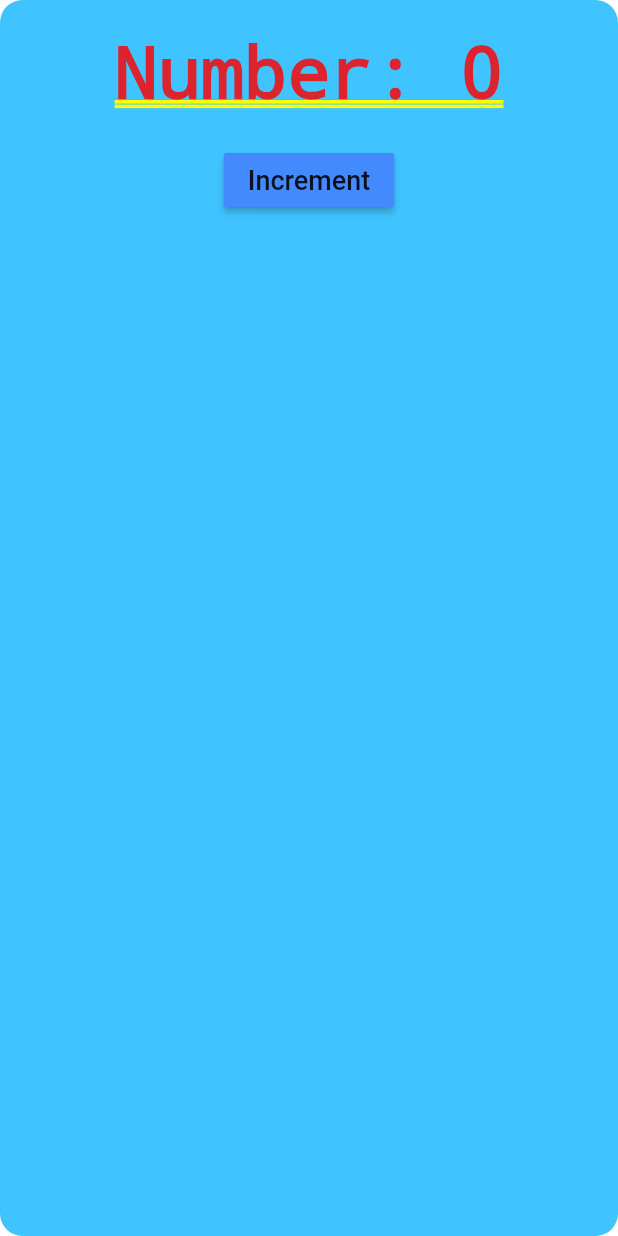
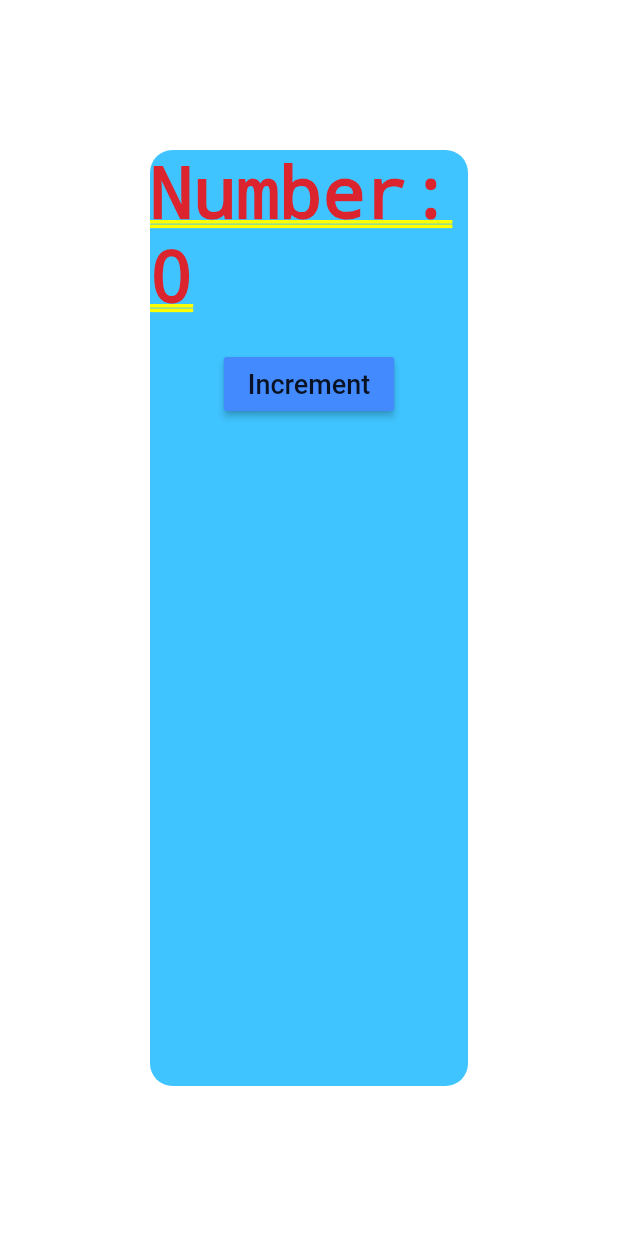
Before and after one commit to chrisjeremy84/PRACTICE-flutter_web, a Flutter app: the screen it shows after launch, on a phone screen of 412 x 824 dp. Run offline on Flutter 3.47's test engine with Material 2 defaults, Android fonts, the phone set to English and light mode, and no system bars; missing offline and left inert: dart:js.

Commit message:
Riverpod training starting

```diff
--- a/lib/main.dart
+++ b/lib/main.dart
@@ -34,7 +34,6 @@ class MyApp extends StatelessWidget {
 }
 
 //STEPS TO USE PROVIDER - SET MANAGEMENT PACKAGE
-
 //1 - Creating Provider
 class NumberOfClicks extends ChangeNotifier {
 //2 - Creating variable that is required throughout the app
@@ -63,10 +62,11 @@ class HomePage extends StatelessWidget {
     return StatefulBuilder(
         builder: (context, setState) => MaterialApp(
               title: "State management Test",
-              home: Container(
+              home: Padding(
+                padding: const EdgeInsets.all(100.0),
+                child: Container(
                   width: MediaQuery.of(context).size.width * 0.8,
                   height: MediaQuery.of(context).size.height * 0.8,
-                padding: EdgeInsets.all(20.0),
                   decoration: BoxDecoration(
                       borderRadius: BorderRadius.circular(15),
                       color: Colors.lightBlueAccent),
@@ -74,7 +74,7 @@ class HomePage extends StatelessWidget {
                     child: Column(
                       children: [
                         Text("Number: $number"),
-                      SizedBox(height: 20.0),
+                        const SizedBox(height: 20.0),
                         MaterialButton(
                           onPressed: () {
                             Provider.of<NumberOfClicks>(context, listen: false)
@@ -82,11 +82,13 @@ class HomePage extends StatelessWidget {
                           },
                           color: Colors.blueAccent,
                           hoverColor: Colors.amberAccent,
-                        child: Text("Increment",
+                          child: const Text("Increment",
                               style: TextStyle(
-                                decoration: TextDecoration.none, fontSize: 18)),
+                                  decoration: TextDecoration.none,
+                                  fontSize: 18)),
                         )
                       ],
+                    ),
                   ),
                 ),
               ),
```
Also changed, not shown: 1 other file. Lines whose indentation alone changed are shown as unchanged.
